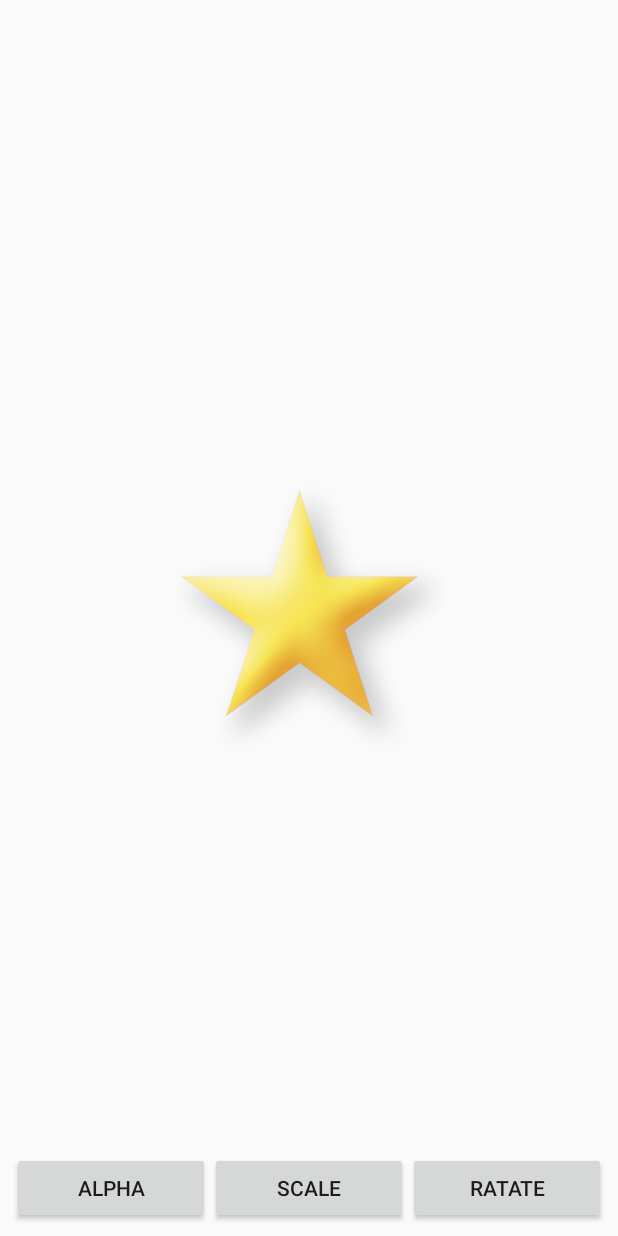
After one commit to feltsan/AnimationRepot, an Android app: the layout fragment_property.xml on its own in the app's theme, with its tools: preview values and no code run, on a phone screen of 412 x 824 dp. The commit adds this screen. Run offline under Robolectric (Android 15) with nearby library versions, the phone set to English and light mode, and no system bars.

Commit message:
add layout

```diff
--- /dev/null
+++ b/app/src/main/res/layout/fragment_property.xml
@@ -0,0 +1,45 @@
+<?xml version="1.0" encoding="utf-8"?>
+<RelativeLayout xmlns:android="http://schemas.android.com/apk/res/android"
+    android:layout_width="match_parent"
+    android:layout_height="match_parent">
+
+    <ImageView
+        android:layout_width="@dimen/abc_action_bar_stacked_tab_max_width"
+        android:layout_height="@dimen/abc_action_bar_stacked_tab_max_width"
+        android:id="@+id/object_property"
+        android:layout_centerVertical="true"
+        android:layout_centerHorizontal="true"
+        android:src="@drawable/star" />
+
+    <LinearLayout
+        android:orientation="horizontal"
+        android:layout_width="match_parent"
+        android:layout_height="wrap_content"
+        android:layout_alignParentBottom="true"
+        android:layout_marginBottom="@dimen/abc_action_bar_default_padding_material"
+        android:layout_marginLeft="@dimen/abc_action_bar_default_padding_material"
+        android:layout_marginRight="@dimen/abc_action_bar_default_padding_material">
+
+        <Button
+            android:layout_width="wrap_content"
+            android:layout_height="wrap_content"
+            android:text="@string/alpha"
+            android:id="@+id/alpha_property"
+            android:layout_weight="1" />
+
+        <Button
+            android:layout_width="wrap_content"
+            android:layout_height="wrap_content"
+            android:text="@string/scale"
+            android:id="@+id/scale_property"
+            android:layout_weight="1" />
+
+        <Button
+            android:layout_width="wrap_content"
+            android:layout_height="wrap_content"
+            android:text="@string/rotate"
+            android:id="@+id/rotate_property"
+            android:layout_weight="1" />
+
+    </LinearLayout>
+</RelativeLayout>
--- a/app/src/main/res/values/strings.xml
+++ b/app/src/main/res/values/strings.xml
@@ -1,6 +1,8 @@
 <resources>
     <string name="app_name">AnimationRepot</string>
+    <string name="alpha">Alpha</string>
+    <string name="scale">Scale</string>
+    <string name="rotate">Ratate</string>
+    <string name="translate">Translate</string>
 
-    <string name="hello_world">Hello world!</string>
-    <string name="action_settings">Settings</string>
 </resources>
```
Also changed, not shown: app/src/main/java/com/thinkmobiles/animationrepot/MainActivity.java (+4 -22 lines), app/src/main/java/com/thinkmobiles/animationrepot/fragments/DrawableFragment.java (added, +9 -0 lines), app/src/main/java/com/thinkmobiles/animationrepot/fragments/PropertyFragment.java (added, +9 -0 lines), app/src/main/java/com/thinkmobiles/animationrepot/fragments/ViewFragment.java (added, +9 -0 lines), app/src/main/res/layout/activity_main.xml (+8 -8 lines), app/src/main/res/layout/fragment_drawable.xml (added, +12 -0 lines), app/src/main/res/layout/fragment_view.xml (added, +45 -0 lines), app/src/main/res/drawable/star.png (added), 1 other file.
